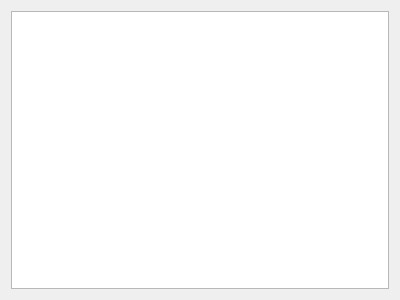
The window that src/pipelinetable.ui (mortbopet/Ripes) describes before a commit, drawn with Qt 5.
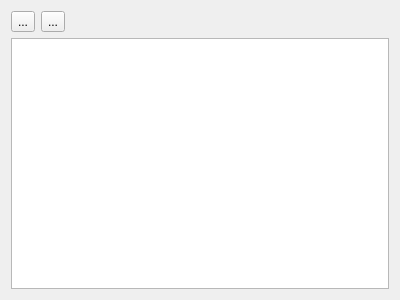
The same window after the commit. Icons and pictures are not drawn.

Commit message:
Add copy functionality to PipelineTable
Chosen format is tab-separated, suitable for spreadsheet editors.

What changed in the file:
```diff
--- a/src/pipelinetable.ui
+++ b/src/pipelinetable.ui
@@ -20,6 +20,69 @@
   <layout class="QGridLayout" name="gridLayout">
    <item row="0" column="0">
     <layout class="QVBoxLayout" name="verticalLayout">
+     <item>
+      <layout class="QHBoxLayout" name="horizontalLayout">
+       <item>
+        <widget class="QToolButton" name="save">
+         <property name="toolTip">
+          <string>Save image of currently viewable part of table</string>
+         </property>
+         <property name="text">
+          <string>...</string>
+         </property>
+         <property name="icon">
+          <iconset resource="../resources/images.qrc">
+           <normaloff>:/icons/save.svg</normaloff>:/icons/save.svg</iconset>
+         </property>
+         <property name="iconSize">
+          <size>
+           <width>24</width>
+           <height>24</height>
+          </size>
+         </property>
+        </widget>
+       </item>
+       <item>
+        <widget class="QToolButton" name="copy">
+         <property name="toolTip">
+          <string>Copy table to clipboard (tab sepearated)</string>
+         </property>
+         <property name="text">
+          <string>...</string>
+         </property>
+         <property name="icon">
+          <iconset resource="../resources/images.qrc">
+           <normaloff>:/icons/documents.svg</normaloff>:/icons/documents.svg</iconset>
+         </property>
+         <property name="iconSize">
+          <size>
+           <width>24</width>
+           <height>24</height>
+          </size>
+         </property>
+         <property name="autoRaise">
+          <bool>false</bool>
+         </property>
+         <property name="arrowType">
+          <enum>Qt::NoArrow</enum>
+         </property>
+        </widget>
+       </item>
+       <item>
+        <spacer name="horizontalSpacer">
+         <property name="orientation">
+          <enum>Qt::Horizontal</enum>
+         </property>
+         <property name="sizeHint" stdset="0">
+          <size>
+           <width>40</width>
+           <height>20</height>
+          </size>
+         </property>
+        </spacer>
+       </item>
+      </layout>
+     </item>
      <item>
       <widget class="QTableView" name="table"/>
      </item>
```
The commit also changes 5 other files.
